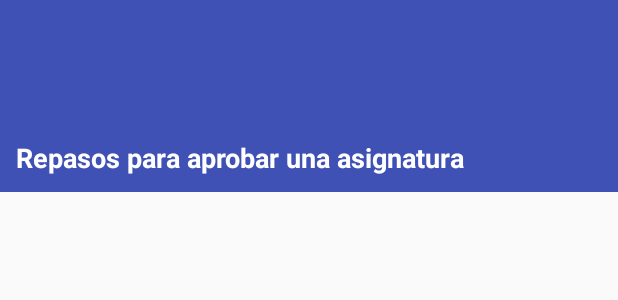
After one commit to PatataAsada/PR06-usando-Fragmentos-y-Navigation, an Android app: the layout activity_main_navheader.xml on its own in the app's theme, with its tools: preview values and no code run, on a phone screen of 412 x 824 dp. The commit adds this screen. Shown: the top 300 px of the screen. Run offline under Robolectric (Android 15) with nearby library versions, the phone set to English and light mode, and no system bars.

Commit message:
Ahora me doy cuenta
Si quiero poner el navdrawer en este proyecto no puedo hacerlo en la actividad por que tengo un toolbar distinto para cada fragmento.

```diff
--- /dev/null
+++ b/PR06-new/app/src/main/res/drawable/ic_build_black_48dp.xml
@@ -0,0 +1,4 @@
+<vector android:height="48dp" android:viewportHeight="24.0"
+    android:viewportWidth="24.0" android:width="48dp" xmlns:android="http://schemas.android.com/apk/res/android">
+    <path android:fillColor="#FF000000" android:pathData="M22.7,19l-9.1,-9.1c0.9,-2.3 0.4,-5 -1.5,-6.9 -2,-2 -5,-2.4 -7.4,-1.3L9,6 6,9 1.6,4.7C0.4,7.1 0.9,10.1 2.9,12.1c1.9,1.9 4.6,2.4 6.9,1.5l9.1,9.1c0.4,0.4 1,0.4 1.4,0l2.3,-2.3c0.5,-0.4 0.5,-1.1 0.1,-1.4z"/>
+</vector>
--- /dev/null
+++ b/PR06-new/app/src/main/res/drawable/ic_list_black_48dp.xml
@@ -0,0 +1,4 @@
+<vector android:height="48dp" android:viewportHeight="24.0"
+    android:viewportWidth="24.0" android:width="48dp" xmlns:android="http://schemas.android.com/apk/res/android">
+    <path android:fillColor="#FF000000" android:pathData="M3,13h2v-2L3,11v2zM3,17h2v-2L3,15v2zM3,9h2L5,7L3,7v2zM7,13h14v-2L7,11v2zM7,17h14v-2L7,15v2zM7,7v2h14L21,7L7,7z"/>
+</vector>
--- a/PR06-new/app/src/main/res/layout/activity_main.xml
+++ b/PR06-new/app/src/main/res/layout/activity_main.xml
@@ -6,6 +6,7 @@
     <data>
 
     </data>
+
 
     <androidx.constraintlayout.widget.ConstraintLayout
         android:layout_width="match_parent"
--- /dev/null
+++ b/PR06-new/app/src/main/res/layout/activity_main_navheader.xml
@@ -0,0 +1,25 @@
+<?xml version="1.0" encoding="utf-8"?>
+<!-- La altura de la cabecera suele ser de 192px y el padding de 16px.
+     Además suele poseer una imagen de fondo bastante colorida -->
+<LinearLayout xmlns:android="http://schemas.android.com/apk/res/android"
+    xmlns:app="http://schemas.android.com/apk/res-auto"
+    android:layout_width="match_parent"
+    android:layout_height="@dimen/header_height"
+    android:background="@color/colorPrimary"
+    android:gravity="bottom"
+    android:orientation="vertical"
+    android:padding="@dimen/header_left_padding"
+    android:theme="@style/ThemeOverlay.AppCompat.Dark">
+
+    <!-- Nombre de Usuario -->
+    <TextView
+        android:id="@+id/appName"
+        android:layout_width="match_parent"
+        android:layout_height="wrap_content"
+        android:text="@string/app_real_name"
+        android:textAppearance="@style/TextAppearance.AppCompat.Body1"
+        android:textStyle="bold"
+        android:textSize="@dimen/header_text_dimen"/>
+
+
+</LinearLayout>
--- a/PR06-new/app/src/main/res/values/dimens.xml
+++ b/PR06-new/app/src/main/res/values/dimens.xml
@@ -2,4 +2,7 @@
 <resources>
     <dimen name="main_lblEmptyView_drawablePadding">16dp</dimen>
     <dimen name="main_item_padding">8dp</dimen>
+    <dimen name="header_height">192px</dimen>
+    <dimen name="header_left_padding">16px</dimen>
+    <dimen name="header_text_dimen">18sp</dimen>
 </resources>
--- a/PR06-new/app/src/main/res/values/strings.xml
+++ b/PR06-new/app/src/main/res/values/strings.xml
@@ -31,4 +31,8 @@
     <string name="fragment_avatar_select">Select an avatar</string>
     <string name="fragment_student_toolbar">Student Form</string>
     <string name="fragment_main_toolbar">ReciclerView</string>
+    <string name="activity_main_option1">Lista</string>
+    <string name="activity_main_option2">Preferencias</string>
+    <string name="app_real_name">Repasos para aprobar una asignatura</string>
+    <string name="menu">menu</string>
 </resources>
--- a/PR06-new/app/src/main/res/values/styles.xml
+++ b/PR06-new/app/src/main/res/values/styles.xml
@@ -11,6 +11,8 @@
     <style name="AppTheme.NoActionBar">
         <item name="windowActionBar">false</item>
         <item name="windowNoTitle">true</item>
+        <item name="android:windowDrawsSystemBarBackgrounds">true</item>
+        <item name="android:statusBarColor">@android:color/transparent</item>
     </style>
 
     <style name="AppTheme.AppBarOverlay"
@@ -18,4 +20,5 @@
 
     <style name="AppTheme.PopupOverlay" parent="ThemeOverlay.AppCompat.Light"/>
 
+
 </resources>
```
Also changed, not shown: PR06-new/app/src/main/java/es/iessaladillo/yeraymoreno/pr06_new/ui/mainFragment/MainFragment.java (+18 -0 lines), PR06-new/app/src/main/java/es/iessaladillo/yeraymoreno/pr06_new/ui/preferencesFragment/PreferenceFragment.java (added, +38 -0 lines), PR06-new/app/src/main/java/es/iessaladillo/yeraymoreno/pr06_new/ui/preferencesFragment/PreferenceViewModel.java (added, +7 -0 lines), PR06-new/app/src/main/res/layout/activity_main_with_drawer.xml (added, +35 -0 lines), PR06-new/app/src/main/res/layout/preference_fragment.xml (added, +13 -0 lines), PR06-new/app/src/main/res/menu/mnu_fragment_list.xml (added, +7 -0 lines), PR06-new/app/src/main/res/menu/mnu_main_drawer.xml (added, +19 -0 lines).
